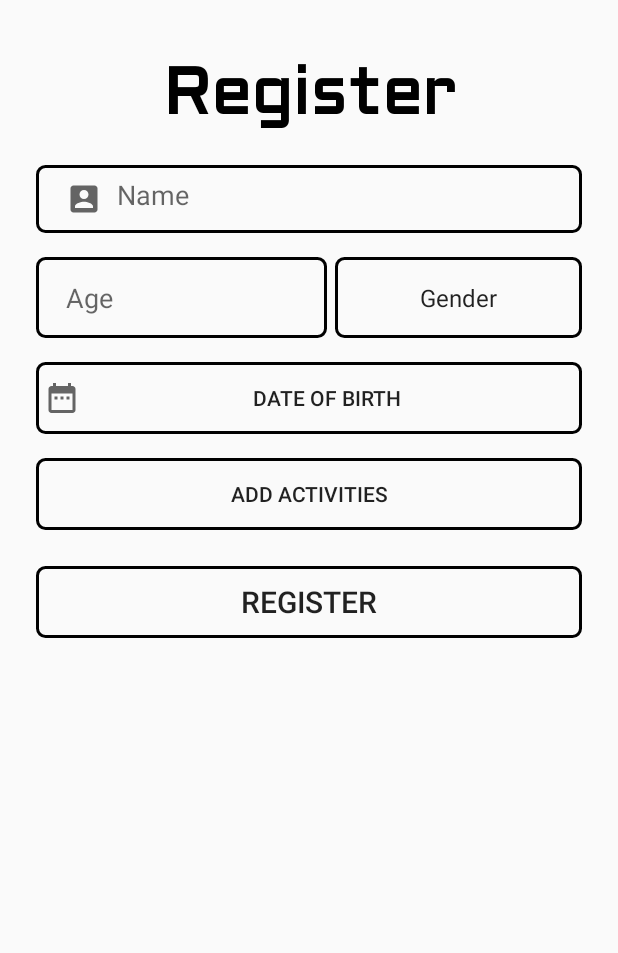
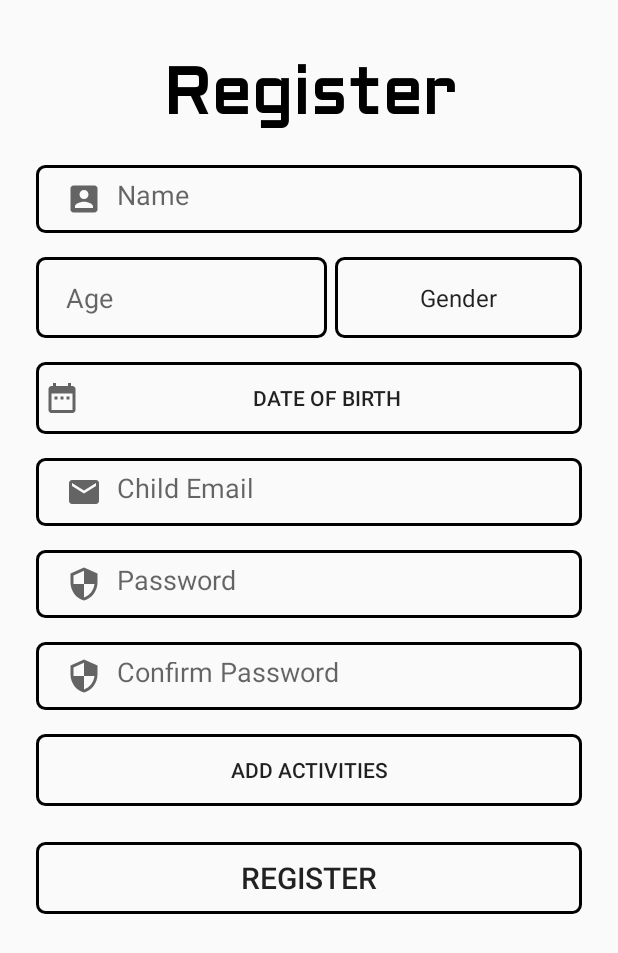
Before and after one commit to tayyabmaqsood/Easy-Scheduler-Application, an Android app: the registerChild screen opened directly, with no data from a screen before it, on a phone screen of 412 x 824 dp. Shown: the top 953 px of the screen. Run offline under Robolectric (Android 15) with nearby library versions, the phone set to English and light mode, and no system bars; our stand-ins replace Firebase (no records; nobody signed in at launch, a user with empty details on screens opened directly).

Commit message:
Child Registration Completed

```diff
--- a/app/src/main/java/com/example/parentalcontrolapplication/AllChildActivitiesAdapter.java
+++ b/app/src/main/java/com/example/parentalcontrolapplication/AllChildActivitiesAdapter.java
@@ -40,7 +40,7 @@ public class AllChildActivitiesAdapter extends RecyclerView.Adapter<AllChildActi
     public void onBindViewHolder(@NonNull AllChildActivitiesAdapter.ViewHolder holder, int position) {
         int ps = position;
         ChildActivities childActivities = activityList.get(position);
-        holder.textChildName.setText(childActivities.getChildName());
+        //holder.textChildName.setText(childActivities.getChildName());
         holder.textActivityName.setText(childActivities.getChildActivityName());
         holder.textActivityDescription.setText(childActivities.getActivityDescription());
         holder.getTextActivityTime.setText(childActivities.getActivityTime());
--- a/app/src/main/java/com/example/parentalcontrolapplication/ParentsActivity.java
+++ b/app/src/main/java/com/example/parentalcontrolapplication/ParentsActivity.java
@@ -156,7 +156,7 @@ public class ParentsActivity extends AppCompatActivity {
                             activity.setActivityDescription(value.get("activityDescription"));
                             activity.setActivityDate(value.get("activityDate"));
                             activity.setActivityTime(value.get("activityTime"));
-                            activity.setChildName(value.get("childName"));
+                            //activity.setChildName(value.get("childName"));
                             childActivities.add(activity);
                             adapter[0] = new AllChildActivitiesAdapter(childActivities, ParentsActivity.this);
                             recyclerView.setAdapter(adapter[0]);
--- a/app/src/main/res/layout/activity_register_child.xml
+++ b/app/src/main/res/layout/activity_register_child.xml
@@ -103,6 +103,73 @@
                 app:layout_constraintStart_toStartOf="parent"
                 app:layout_constraintTop_toBottomOf="@+id/editTextChildAge" />
 
+            <EditText
+                android:id="@+id/childEmail"
+                android:layout_width="0dp"
+                android:layout_height="45dp"
+                android:layout_marginStart="24dp"
+                android:layout_marginTop="16dp"
+                android:layout_marginEnd="24dp"
+                android:background="@drawable/input_bg"
+                android:drawableLeft="@drawable/ic_baseline_email_24"
+                android:drawablePadding="10dp"
+                android:ems="10"
+                android:hint="Child Email"
+                android:inputType="textEmailAddress"
+                android:paddingLeft="20dp"
+                android:paddingTop="13dp"
+                android:paddingRight="20dp"
+                android:paddingBottom="13dp"
+                app:layout_constraintEnd_toEndOf="parent"
+                app:layout_constraintStart_toStartOf="parent"
+                app:layout_constraintTop_toBottomOf="@+id/childDOB" />
+
+
+            <EditText
+                android:id="@+id/childPassword"
+                android:layout_width="0dp"
+                android:layout_height="45dp"
+                android:layout_marginStart="24dp"
+                android:layout_marginTop="16dp"
+                android:layout_marginEnd="24dp"
+                android:background="@drawable/input_bg"
+                android:drawableLeft="@drawable/ic_baseline_security_24"
+                android:drawablePadding="10dp"
+                android:ems="10"
+                android:hint="Password"
+                android:inputType="textPassword"
+                android:paddingLeft="20dp"
+                android:paddingTop="13dp"
+                android:paddingRight="20dp"
+                android:paddingBottom="13dp"
+                app:layout_constraintEnd_toEndOf="parent"
+                app:layout_constraintHorizontal_bias="0.0"
+                app:layout_constraintStart_toStartOf="parent"
+                app:layout_constraintTop_toBottomOf="@+id/childEmail" />
+
+
+            <EditText
+                android:id="@+id/childConfirmPassword"
+                android:layout_width="0dp"
+                android:layout_height="45dp"
+                android:layout_marginStart="24dp"
+                android:layout_marginTop="16dp"
+                android:layout_marginEnd="24dp"
+                android:background="@drawable/input_bg"
+                android:drawableLeft="@drawable/ic_baseline_security_24"
+                android:drawablePadding="10dp"
+                android:ems="10"
+                android:hint="Confirm Password"
+                android:inputType="textPassword"
+                android:paddingLeft="20dp"
+                android:paddingTop="13dp"
+                android:paddingRight="20dp"
+                android:paddingBottom="13dp"
+                app:layout_constraintEnd_toEndOf="parent"
+                app:layout_constraintHorizontal_bias="1.0"
+                app:layout_constraintStart_toStartOf="parent"
+                app:layout_constraintTop_toBottomOf="@+id/childPassword" />
+
             <Button
                 android:id="@+id/childActivities"
                 android:layout_width="match_parent"
@@ -114,9 +181,9 @@
                 android:onClick="addActivitiesForChild"
                 android:text="Add Activities"
                 app:layout_constraintEnd_toEndOf="parent"
-                app:layout_constraintHorizontal_bias="0.0"
+                app:layout_constraintHorizontal_bias="1.0"
                 app:layout_constraintStart_toStartOf="parent"
-                app:layout_constraintTop_toBottomOf="@+id/childDOB" />
+                app:layout_constraintTop_toBottomOf="@+id/childConfirmPassword" />
 
             <Button
                 android:id="@+id/childRegisterBtn"
--- a/app/src/main/res/layout/activity_sign_up.xml
+++ b/app/src/main/res/layout/activity_sign_up.xml
@@ -61,7 +61,7 @@
 
 
             <EditText
-                android:id="@+id/editTextEmailAddress"
+                android:id="@+id/childEmail"
                 android:layout_width="0dp"
                 android:layout_height="45dp"
                 android:layout_marginStart="24dp"
@@ -103,7 +103,7 @@
                 app:layout_constraintEnd_toEndOf="parent"
                 app:layout_constraintHorizontal_bias="0.0"
                 app:layout_constraintStart_toStartOf="parent"
-                app:layout_constraintTop_toBottomOf="@+id/editTextEmailAddress" />
+                app:layout_constraintTop_toBottomOf="@+id/childEmail" />
 
 
             <Button
```
Also changed, not shown: app/src/main/java/com/example/parentalcontrolapplication/Child.java (+45 -1 lines), app/src/main/java/com/example/parentalcontrolapplication/ChildActivities.java (+26 -14 lines), app/src/main/java/com/example/parentalcontrolapplication/SignUpActivity.java (+4 -19 lines), app/src/main/java/com/example/parentalcontrolapplication/registerChild.java (+79 -16 lines).
